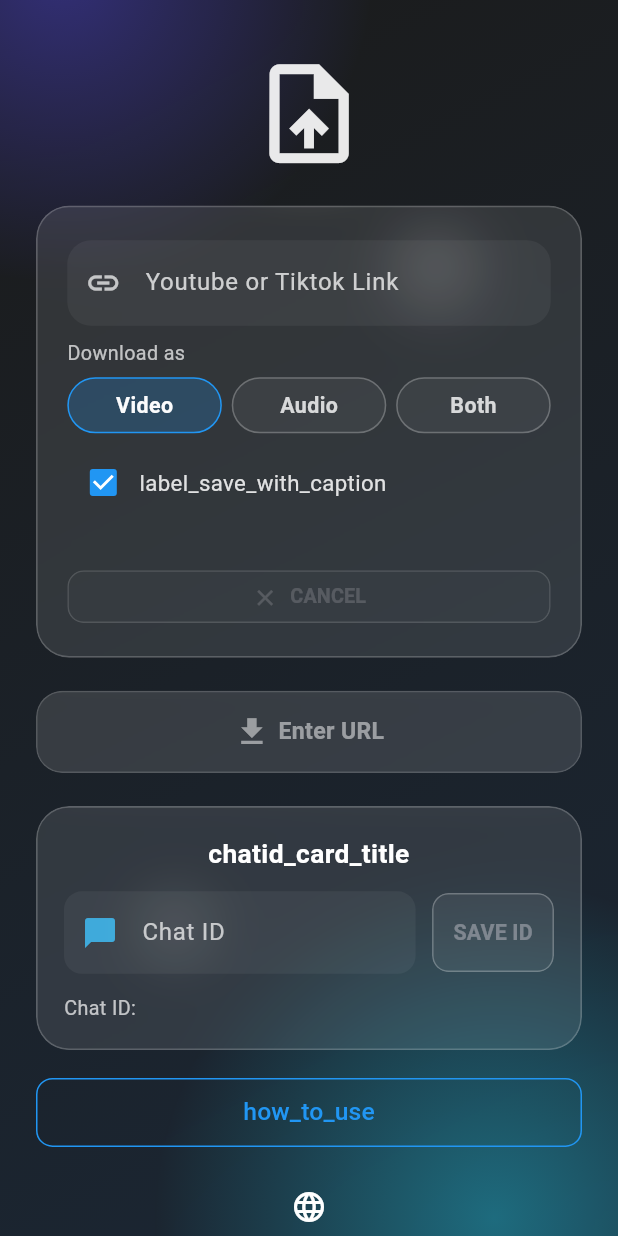
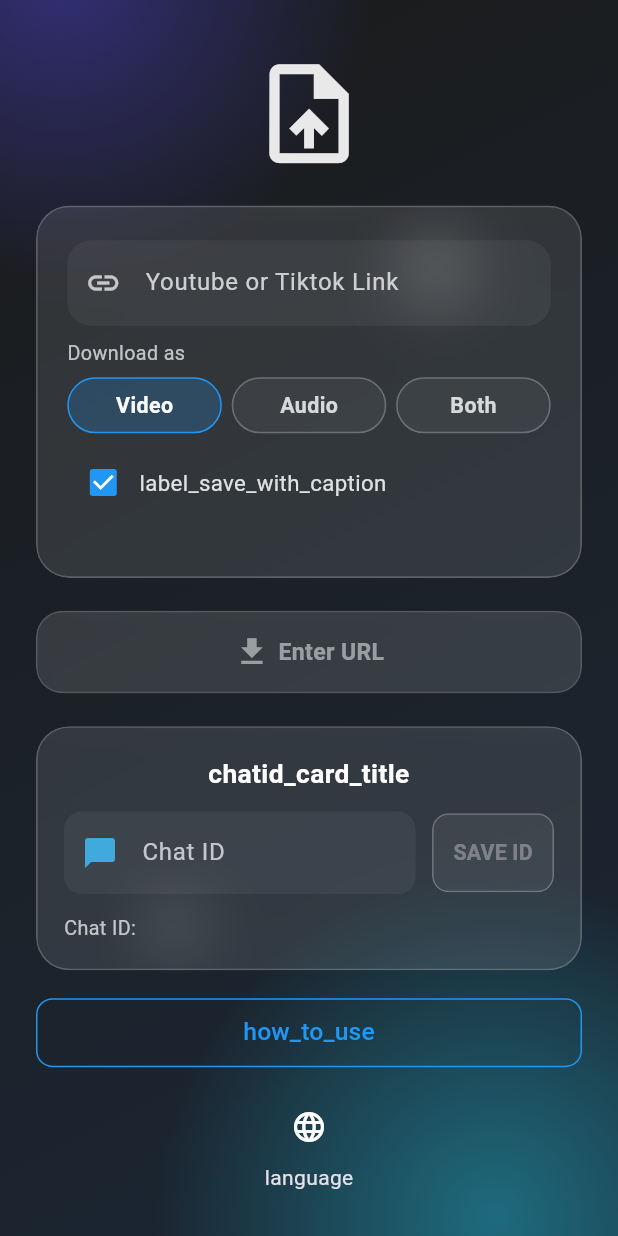
Before and after one commit to KiloMikeTango/K-Downloader, a Flutter app: the HomePage screen opened directly, on a phone screen of 412 x 824 dp. Run offline on Flutter 3.47's test engine with Material 3 defaults, Android fonts, the phone set to English and light mode, and no system bars; our stand-ins replace cloud_firestore, device_info_plus, dio, easy_localization, firebase_core, firebase_messaging and 6 more; missing offline and left inert: ffmpeg_kit_flutter_new_https, saver_gallery, youtube_explode_dart; accounts and stored records are empty.

Commit message:
Removed ugly blank spaces and show cancel button only when downloading

```diff
--- a/lib/widgets/home_link_card.dart
+++ b/lib/widgets/home_link_card.dart
@@ -175,8 +175,11 @@
 
     final percent = (progress * 100).clamp(0, 100).toInt();
 
-    final isDownloading =
-        phase == TransferPhase.downloading || phase == TransferPhase.extracting;
+    // ✅ FIXED: Show cancel during ALL active operations (download + upload)
+    final isActiveOperation =
+        phase == TransferPhase.downloading ||
+        phase == TransferPhase.extracting ||
+        phase == TransferPhase.uploading;
 
     // Use switch expression for clean phase labels
     final String phaseLabel = switch (phase) {
@@ -241,21 +244,16 @@
               ),
             ),
             onChanged: (value) {
-              // cleaned logic is now in MediaUtils
               final cleaned = MediaUtils.cleanYoutubeUrl(value);
 
               if (cleaned != value) {
-                // Update controller but keep cursor at end or logic point
                 urlController.value = TextEditingValue(
                   text: cleaned,
                   selection: TextSelection.collapsed(offset: cleaned.length),
                 );
               }
 
-              // Update state
               ref.read(urlProvider.notifier).state = cleaned;
-
-              // Trigger thumbnail update in controller
               controller.updateThumbnailForUrl(cleaned);
             },
           ),
@@ -279,7 +277,7 @@
                   onTap: isLoading
                       ? null
                       : () => ref.read(downloadModeProvider.notifier).state =
-                          DownloadMode.video,
+                            DownloadMode.video,
                   child: _buildModeChip(
                     context,
                     label: "Video",
@@ -294,7 +292,7 @@
                   onTap: isLoading
                       ? null
                       : () => ref.read(downloadModeProvider.notifier).state =
-                          DownloadMode.audio,
+                            DownloadMode.audio,
                   child: _buildModeChip(
                     context,
                     label: "Audio",
@@ -309,7 +307,7 @@
                   onTap: isLoading
                       ? null
                       : () => ref.read(downloadModeProvider.notifier).state =
-                          DownloadMode.both,
+                            DownloadMode.both,
                   child: _buildModeChip(
                     context,
                     label: "Both",
@@ -354,9 +352,12 @@
           // 4. Preview Area
           _buildThumbnailPreview(context, ref),
 
-          SizedBox(height: _responsivePadding(context, 15)),
+          // ✅ TIGHT SPACING: Dynamic spacing based on state
+          SizedBox(
+            height: _responsivePadding(context, isActiveOperation ? 12 : 15),
+          ),
 
-          // 5. Progress Bar
+          // 5. Progress Bar (only when loading)
           if (isLoading) ...[
             LinearProgressIndicator(
               color: kPrimaryColor,
@@ -364,7 +365,7 @@
               value: progress > 0 ? progress : null,
               minHeight: 4,
             ),
-            const SizedBox(height: 8),
+            SizedBox(height: 8),
             Align(
               alignment: Alignment.center,
               child: Text(
@@ -380,10 +381,9 @@
             ),
           ],
 
-          SizedBox(height: _responsivePadding(context, 5.5)),
-
-          // 6. Status Message
-          if (message.isNotEmpty)
+          // 6. Status Message (always when present)
+          if (message.isNotEmpty) ...[
+            SizedBox(height: _responsivePadding(context, 8)),
             Text(
               message,
               textAlign: TextAlign.center,
@@ -393,19 +393,18 @@
                 weight: FontWeight.w500,
                 color: message.startsWith('Error') || message.contains('failed')
                     ? Colors.red.shade300
-                    : message.startsWith('Telegram') || message.contains('uccess')
-                        ? Colors.green.shade300
-                        : Colors.white,
+                    : message.startsWith('Telegram') ||
+                          message.contains('uccess')
+                    ? Colors.green.shade300
+                    : Colors.white,
               ),
             ),
+          ],
 
-          const SizedBox(height: 12),
-
-          // 7. Cancel Button (Only visible if needed, or disabled style)
-          AnimatedOpacity(
-            duration: const Duration(milliseconds: 300),
-            opacity: isDownloading ? 1.0 : 0.5,
-            child: SizedBox(
+          // 7. Cancel Button (ONLY during active operations: download + upload)
+          if (isActiveOperation) ...[
+            SizedBox(height: _responsivePadding(context, 8)),
+            SizedBox(
               height: 32 * scale,
               child: ClipRRect(
                 borderRadius: BorderRadius.circular(10 * scale),
@@ -418,14 +417,10 @@
                         color: Colors.white.withOpacity(0.28),
                         width: 1.0,
                       ),
-                      color: Colors.white.withOpacity(
-                        isDownloading ? 0.12 : 0.04,
-                      ),
+                      color: Colors.white.withOpacity(0.12),
                     ),
                     child: TextButton.icon(
-                      onPressed: isDownloading
-                          ? controller.handleCancel
-                          : null,
+                      onPressed: controller.handleCancel,
                       style: TextButton.styleFrom(
                         foregroundColor: Colors.white,
                         padding: EdgeInsets.symmetric(horizontal: 12 * scale),
@@ -444,7 +439,7 @@
                 ),
               ),
             ),
-          ),
+          ],
         ],
       ),
     );
```
